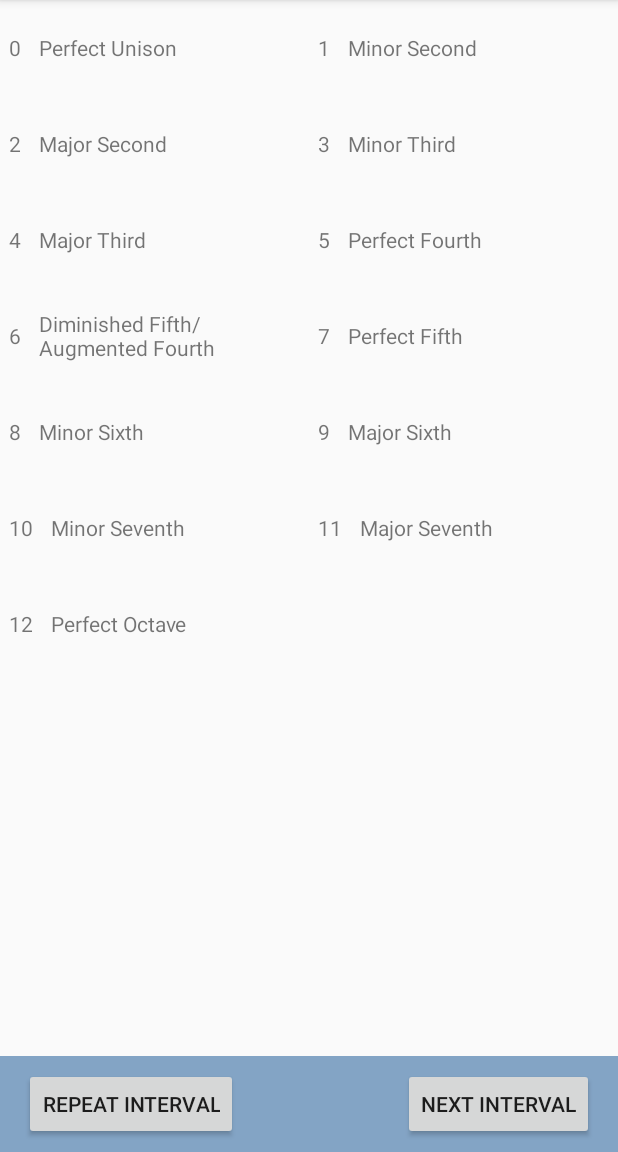
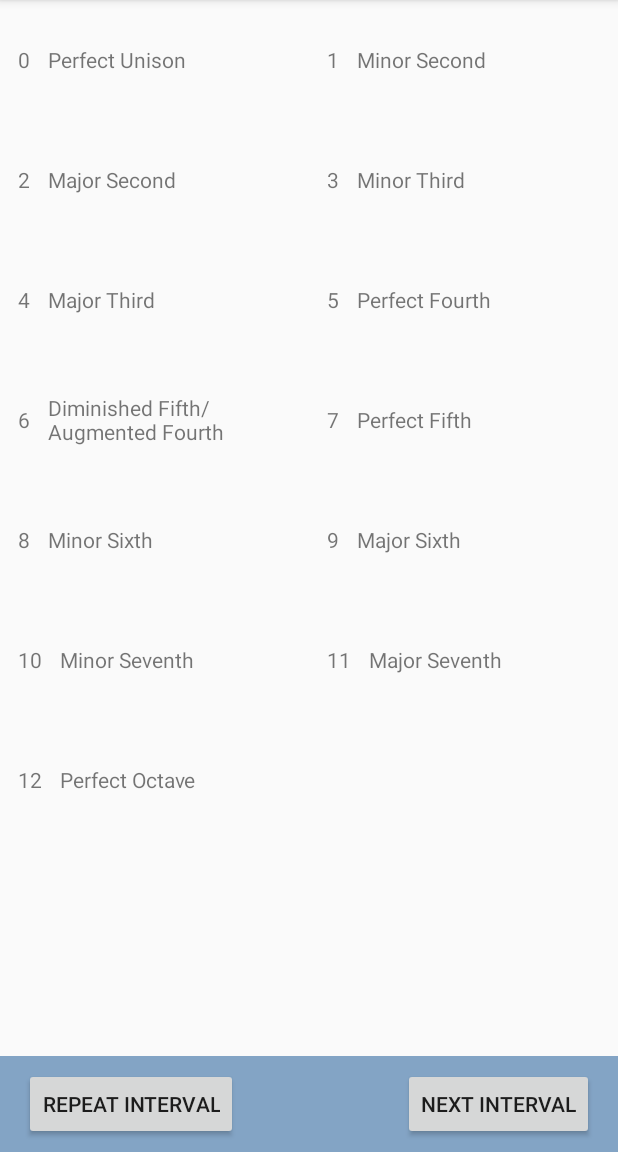
Before and after one commit to lettertea/simple-intervals-of-music, an Android app: the screen it shows after launch (MainActivity), on a phone screen of 412 x 824 dp, the part 84-1236 px from its top. Run offline under Robolectric (Android 15) with nearby library versions, the phone set to English and light mode, and no system bars.

Commit message:
Increase row layout size

```diff
--- a/app/src/main/res/layout/row_layout.xml
+++ b/app/src/main/res/layout/row_layout.xml
@@ -1,8 +1,9 @@
 <?xml version="1.0" encoding="utf-8"?>
 <RelativeLayout xmlns:android="http://schemas.android.com/apk/res/android"
     android:layout_width="fill_parent"
-    android:layout_height="?android:attr/listPreferredItemHeight"
-    android:padding="6dp">
+    android:layout_height="?android:attr/listPreferredItemHeightLarge"
+    android:padding="12dp"
+>
 
 
     <TextView
```
